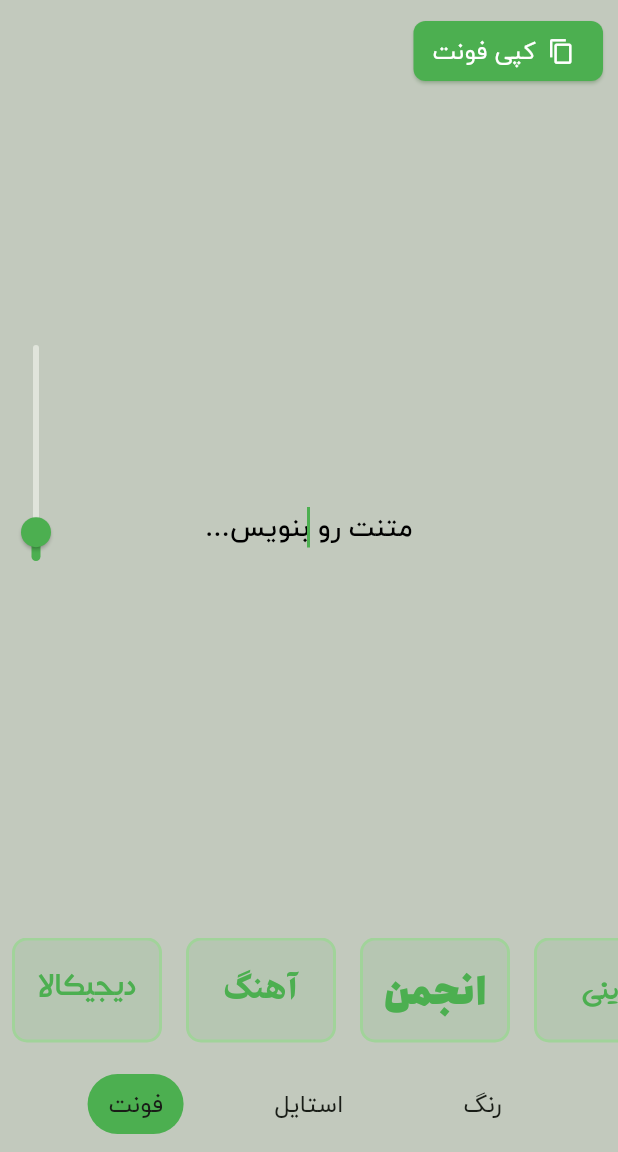
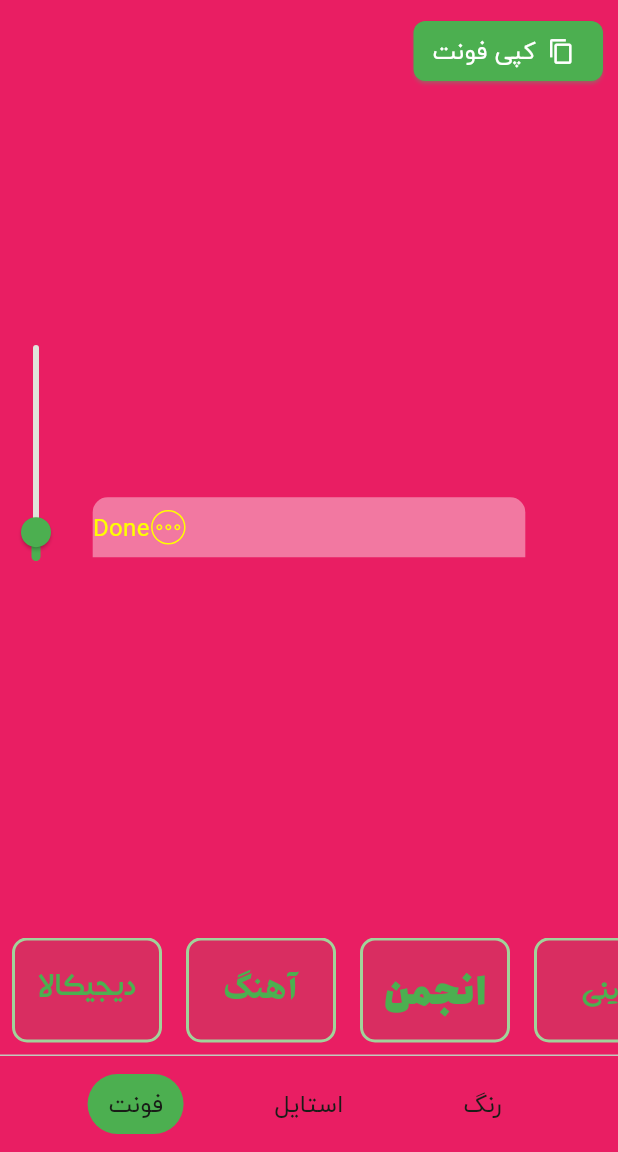
Before and after one commit to AmirmahdiNourkazemi/instastyle, a Flutter app: the screen it shows after launch, on a phone screen of 412 x 824 dp, the part 84-1236 px from its top. Run offline on Flutter 3.47's test engine with Material 3 defaults, Android fonts, the phone set to English and light mode, and no system bars; our stand-ins replace dio, flutter_colorpicker, flutter_svg, get_it, image_gallery_saver, permission_handler; missing offline and left inert: clipboard; Roboto replaces fonts that are missing (sf); project files that could hold a hidden picture were left out.

Commit message:
feat: add more icon

```diff
--- /dev/null
+++ b/lib/feature/home/data/model/dynamic_style.dart
@@ -0,0 +1,8 @@
+import 'package:flutter/material.dart';
+
+class DynamicStyle {
+  String? name;
+  Widget? widget;
+
+  DynamicStyle({this.name, this.widget});
+}
--- a/lib/feature/home/presentation/screens/home_screen.dart
+++ b/lib/feature/home/presentation/screens/home_screen.dart
@@ -1,5 +1,6 @@
 import 'package:flutter/material.dart';
 import 'package:instastyle/core/widgets/app_bar.dart';
+import 'package:instastyle/feature/home/presentation/style/iphone_note.dart';
 import 'package:instastyle/feature/home/presentation/widgets/export_class.dart';
 import 'package:instastyle/feature/home/presentation/widgets/select_buttons.dart';
 import 'package:instastyle/feature/home/presentation/widgets/text_filled_style.dart';
@@ -37,7 +38,7 @@ class _HomeScreenState extends State<HomeScreen> {
   @override
   Widget build(BuildContext context) {
     return Scaffold(
-      backgroundColor: Theme.of(context).colorScheme.outlineVariant,
+      backgroundColor: Colors.pink,
       appBar: appBar(title: 'InstaStyle'),
       body: Stack(
         alignment: Alignment.centerLeft,
@@ -47,6 +48,7 @@ class _HomeScreenState extends State<HomeScreen> {
             child: Center(
               child: Padding(
                 padding: const EdgeInsets.symmetric(horizontal: 8),
+                child: IphoneNote(
                   child: StyledTextInput(
                       textStyle: selectedStyle.copyWith(
                         fontSize: valueFontSize,
@@ -57,6 +59,7 @@ class _HomeScreenState extends State<HomeScreen> {
                           text = value;
                         });
                       }),
+                ),
               ),
             ),
           ),
--- /dev/null
+++ b/lib/feature/home/presentation/style/iphone_note.dart
@@ -0,0 +1,51 @@
+import 'package:flutter/material.dart';
+import 'package:flutter_svg/flutter_svg.dart';
+
+class IphoneNote extends StatefulWidget {
+  final Widget? child;
+  const IphoneNote({super.key, required this.child});
+
+  @override
+  State<IphoneNote> createState() => _IphoneNoteState();
+}
+
+class _IphoneNoteState extends State<IphoneNote> {
+  @override
+  Widget build(BuildContext context) {
+    return Container(
+      width: MediaQuery.of(context).size.width * 0.7,
+      decoration: BoxDecoration(borderRadius: BorderRadius.circular(10)),
+      child: Column(
+        mainAxisSize: MainAxisSize.min,
+        children: [
+          Container(
+            height: 40,
+            decoration: BoxDecoration(
+              color: Colors.white.withOpacity(0.4),
+              borderRadius: const BorderRadius.only(
+                topLeft: Radius.circular(10),
+                topRight: Radius.circular(10),
+              ),
+            ),
+            child: Row(
+              children: [
+                Text(
+                  'Done',
+                  style: Theme.of(context)
+                      .textTheme
+                      .bodyMedium!
+                      .copyWith(fontFamily: 'sf', color: Colors.yellowAccent),
+                ),
+                SvgPicture.asset(
+                  'assets/icons/note-more.svg',
+                  color: Colors.yellowAccent,
+                  width: 25,
+                ),
+              ],
+            ),
+          ),
+        ],
+      ),
+    );
+  }
+}
```
Also changed, not shown: pubspec.yaml (+7 -2 lines), assets/fonts/sf.OTF (added), assets/icons/note-more.svg (added), pubspec.lock. Lines whose indentation alone changed are shown as unchanged.
